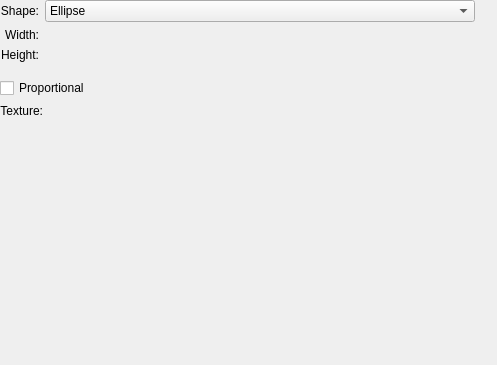
Before: the Qt Designer form plugins/paintops/spray/wdgsprayshapeoptions.ui in KDE/krita, drawn with Qt 5.
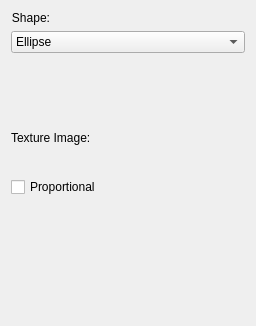
After: the same form once the commit is applied. Custom widgets are drawn as their Qt base class.

Commit message: Update spray engine options so they have flexible layouts and condensed

```diff
--- a/plugins/paintops/spray/wdgsprayshapeoptions.ui
+++ b/plugins/paintops/spray/wdgsprayshapeoptions.ui
@@ -9,8 +9,8 @@
    <rect>
     <x>0</x>
     <y>0</y>
-    <width>497</width>
-    <height>365</height>
+    <width>256</width>
+    <height>326</height>
    </rect>
   </property>
   <property name="sizePolicy">
@@ -21,20 +21,12 @@
   </property>
   <property name="minimumSize">
    <size>
-    <width>425</width>
-    <height>365</height>
+    <width>50</width>
+    <height>50</height>
    </size>
   </property>
   <layout class="QVBoxLayout" name="verticalLayout">
-   <property name="margin">
-    <number>0</number>
-   </property>
    <item>
-    <layout class="QGridLayout" name="gridLayout" columnstretch="0,0,0">
-     <property name="bottomMargin">
-      <number>10</number>
-     </property>
-     <item row="0" column="0">
       <widget class="QLabel" name="widthInfoLbl_2">
        <property name="sizePolicy">
         <sizepolicy hsizetype="Fixed" vsizetype="Preferred">
@@ -50,7 +42,7 @@
        </property>
       </widget>
      </item>
-     <item row="0" column="1">
+   <item>
       <widget class="QComboBox" name="shapeBox">
        <property name="sizePolicy">
         <sizepolicy hsizetype="Preferred" vsizetype="Fixed">
@@ -88,18 +80,33 @@
        </item>
       </widget>
      </item>
+   <item>
+    <layout class="QGridLayout" name="gridLayout" columnstretch="0,0">
+     <property name="bottomMargin">
+      <number>20</number>
+     </property>
      <item row="1" column="0">
-      <widget class="QLabel" name="widthInfoLbl">
-       <property name="text">
-        <string>Width:</string>
+      <widget class="KisDoubleSliderSpinBox" name="heightSpin" native="true">
+       <property name="minimumSize">
+        <size>
+         <width>20</width>
+         <height>20</height>
+        </size>
        </property>
-       <property name="alignment">
-        <set>Qt::AlignRight|Qt::AlignTrailing|Qt::AlignVCenter</set>
+      </widget>
+     </item>
+     <item row="0" column="0">
+      <widget class="KisDoubleSliderSpinBox" name="widthSpin" native="true">
+       <property name="minimumSize">
+        <size>
+         <width>20</width>
+         <height>20</height>
+        </size>
        </property>
       </widget>
      </item>
-     <item row="1" column="2" rowspan="2">
-      <widget class="KoAspectButton" name="aspectButton">
+     <item row="0" column="1" rowspan="2">
+      <widget class="KoAspectButton" name="aspectButton" native="true">
        <property name="sizePolicy">
         <sizepolicy hsizetype="Minimum" vsizetype="Fixed">
          <horstretch>0</horstretch>
@@ -118,35 +125,44 @@
          <height>32767</height>
         </size>
        </property>
-       <property name="text">
+       <property name="text" stdset="0">
         <string/>
        </property>
       </widget>
      </item>
-     <item row="2" column="0">
-      <widget class="QLabel" name="heightInfoLbl">
+    </layout>
+   </item>
+   <item>
+    <widget class="QLabel" name="label">
+     <property name="sizePolicy">
+      <sizepolicy hsizetype="Minimum" vsizetype="Preferred">
+       <horstretch>0</horstretch>
+       <verstretch>0</verstretch>
+      </sizepolicy>
+     </property>
        <property name="text">
-        <string>Height:</string>
+      <string>Texture Image:</string>
        </property>
        <property name="alignment">
-        <set>Qt::AlignRight|Qt::AlignTrailing|Qt::AlignVCenter</set>
+      <set>Qt::AlignLeading|Qt::AlignLeft|Qt::AlignVCenter</set>
        </property>
       </widget>
      </item>
-     <item row="2" column="1">
-      <widget class="KisDoubleSliderSpinBox" name="heightSpin"/>
-     </item>
-     <item row="1" column="1">
-      <widget class="KisDoubleSliderSpinBox" name="widthSpin">
+   <item>
+    <widget class="KisFileNameRequester" name="imageUrl" native="true">
+     <property name="sizePolicy">
+      <sizepolicy hsizetype="MinimumExpanding" vsizetype="Preferred">
+       <horstretch>0</horstretch>
+       <verstretch>0</verstretch>
+      </sizepolicy>
+     </property>
        <property name="minimumSize">
         <size>
-         <width>0</width>
-         <height>0</height>
+       <width>20</width>
+       <height>20</height>
         </size>
        </property>
       </widget>
-     </item>
-    </layout>
    </item>
    <item>
     <widget class="QCheckBox" name="proportionalBox">
@@ -158,45 +174,18 @@
      </property>
     </widget>
    </item>
-   <item>
-    <layout class="QHBoxLayout" name="horizontalLayout_2">
-     <item>
-      <widget class="QLabel" name="label">
-       <property name="sizePolicy">
-        <sizepolicy hsizetype="Minimum" vsizetype="Preferred">
-         <horstretch>0</horstretch>
-         <verstretch>0</verstretch>
-        </sizepolicy>
-       </property>
-       <property name="text">
-        <string>Texture:</string>
-       </property>
-       <property name="alignment">
-        <set>Qt::AlignRight|Qt::AlignTrailing|Qt::AlignVCenter</set>
-       </property>
-      </widget>
-     </item>
-     <item>
-      <widget class="KisFileNameRequester" name="imageUrl">
-       <property name="sizePolicy">
-        <sizepolicy hsizetype="MinimumExpanding" vsizetype="Preferred">
-         <horstretch>0</horstretch>
-         <verstretch>0</verstretch>
-        </sizepolicy>
-       </property>
-      </widget>
-     </item>
-    </layout>
-   </item>
    <item>
     <spacer name="verticalSpacer">
      <property name="orientation">
       <enum>Qt::Vertical</enum>
      </property>
+     <property name="sizeType">
+      <enum>QSizePolicy::MinimumExpanding</enum>
+     </property>
      <property name="sizeHint" stdset="0">
       <size>
-       <width>20</width>
-       <height>37</height>
+       <width>5</width>
+       <height>5</height>
       </size>
      </property>
     </spacer>
@@ -204,12 +193,6 @@
   </layout>
  </widget>
  <customwidgets>
-  <customwidget>
-   <class>KisFileNameRequester</class>
-   <extends>QWidget</extends>
-   <header location="global">kis_file_name_requester.h</header>
-   <container>1</container>
-  </customwidget>
   <customwidget>
    <class>KisDoubleSliderSpinBox</class>
    <extends>QWidget</extends>
@@ -218,10 +201,16 @@
   </customwidget>
   <customwidget>
    <class>KoAspectButton</class>
-   <extends>QLabel</extends>
+   <extends>QWidget</extends>
    <header>KoAspectButton.h</header>
    <container>1</container>
   </customwidget>
+  <customwidget>
+   <class>KisFileNameRequester</class>
+   <extends>QWidget</extends>
+   <header location="global">kis_file_name_requester.h</header>
+   <container>1</container>
+  </customwidget>
  </customwidgets>
  <resources/>
  <connections/>
```
Lines whose indentation alone changed are shown as unchanged. The commit also changes 6 other files.
